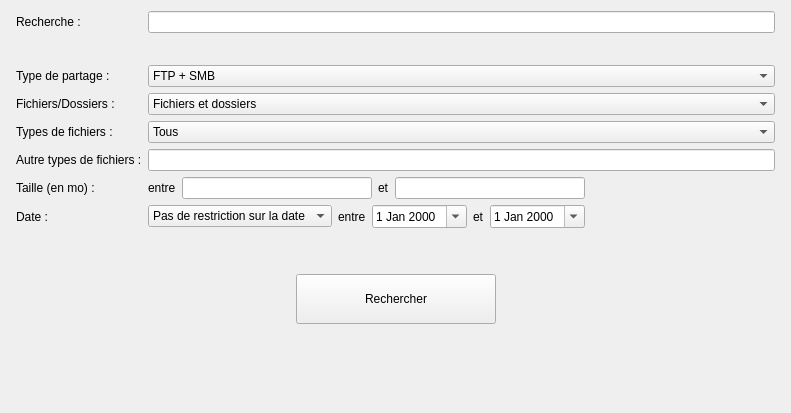
Qt form ui/adv_search.ui (MaximeCheramy/pyrex) before a commit.
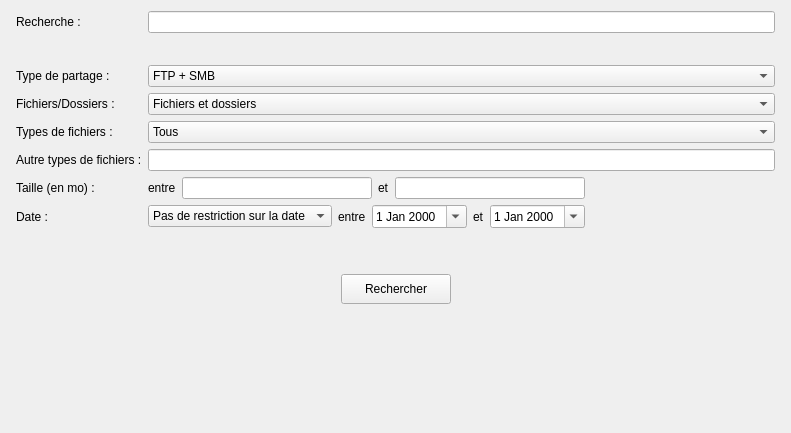
The same form after that commit.

Commit message: Options : save_dir résistant aux accents...

The edit to the form file:
```diff
--- a/ui/adv_search.ui
+++ b/ui/adv_search.ui
@@ -7,7 +7,7 @@
     <x>0</x>
     <y>0</y>
     <width>791</width>
-    <height>413</height>
+    <height>433</height>
    </rect>
   </property>
   <property name="sizePolicy">
@@ -356,8 +356,8 @@
       <widget class="QPushButton" name="search_btn2">
        <property name="minimumSize">
         <size>
-         <width>200</width>
-         <height>50</height>
+         <width>110</width>
+         <height>30</height>
         </size>
        </property>
        <property name="text">
```
The commit also changes 1 other file.
